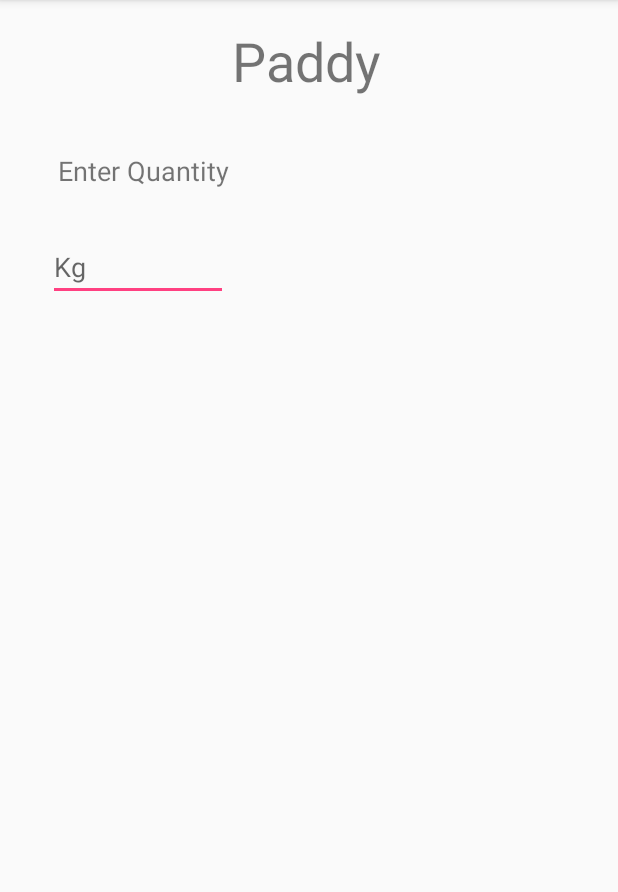
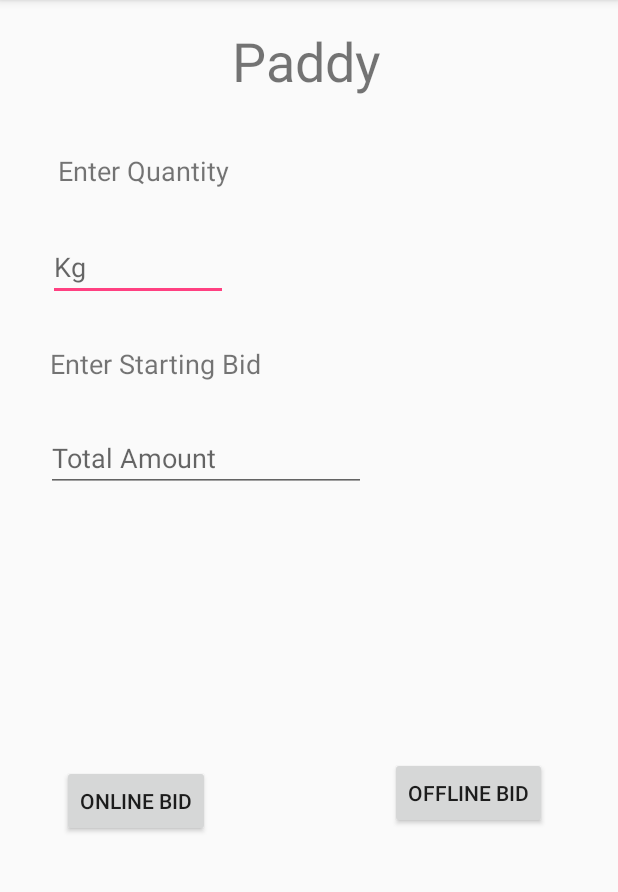
Before and after one commit to akshay-98/Evillage, an Android app: the screen it shows after launch (SellActivity), after a tap on "SELL", on a phone screen of 412 x 824 dp, the part 84-976 px from its top. Run offline under Robolectric (Android 15) with nearby library versions, the phone set to English and light mode, and no system bars.

Commit message:
third activity added

```diff
--- a/app/src/main/AndroidManifest.xml
+++ b/app/src/main/AndroidManifest.xml
@@ -16,7 +16,8 @@
                 <category android:name="android.intent.category.LAUNCHER" />
             </intent-filter>
         </activity>
-        <activity android:name=".SellActivity"></activity>
+        <activity android:name=".SellActivity" />
+        <activity android:name=".onlineBidActivity"></activity>
     </application>
 
 </manifest>
--- a/app/src/main/res/layout/activity_sell.xml
+++ b/app/src/main/res/layout/activity_sell.xml
@@ -46,4 +46,61 @@
         app:layout_constraintEnd_toEndOf="parent"
         app:layout_constraintStart_toStartOf="parent"
         app:layout_constraintTop_toBottomOf="@+id/textView3" />
+
+    <TextView
+        android:id="@+id/textView2"
+        android:layout_width="wrap_content"
+        android:layout_height="wrap_content"
+        android:layout_marginEnd="225dp"
+        android:layout_marginStart="20dp"
+        android:layout_marginTop="29dp"
+        android:gravity="center"
+        android:text="Enter Starting Bid"
+        android:textSize="18sp"
+        app:layout_constraintEnd_toEndOf="parent"
+        app:layout_constraintStart_toStartOf="parent"
+        app:layout_constraintTop_toBottomOf="@+id/editText" />
+
+    <EditText
+        android:id="@+id/editText3"
+        android:layout_width="wrap_content"
+        android:layout_height="wrap_content"
+        android:layout_marginEnd="153dp"
+        android:layout_marginStart="16dp"
+        android:layout_marginTop="28dp"
+        android:ems="10"
+        android:hint="Total Amount"
+        android:inputType="number"
+        app:layout_constraintEnd_toEndOf="parent"
+        app:layout_constraintStart_toStartOf="parent"
+        app:layout_constraintTop_toBottomOf="@+id/textView2" />
+
+    <Button
+        android:id="@+id/button4"
+        android:layout_width="wrap_content"
+        android:layout_height="wrap_content"
+        android:layout_marginBottom="92dp"
+        android:layout_marginStart="29dp"
+        android:layout_marginTop="64dp"
+        android:onClick="onlineBid"
+        android:text="Online Bid"
+        app:layout_constraintBottom_toBottomOf="parent"
+        app:layout_constraintEnd_toStartOf="@+id/button5"
+        app:layout_constraintStart_toStartOf="parent"
+        app:layout_constraintTop_toBottomOf="@+id/editText3" />
+
+    <Button
+        android:id="@+id/button5"
+        android:layout_width="wrap_content"
+        android:layout_height="wrap_content"
+        android:layout_marginBottom="91dp"
+        android:layout_marginEnd="35dp"
+        android:layout_marginStart="107dp"
+        android:layout_marginTop="315dp"
+        android:text="Offline Bid"
+        app:layout_constraintBottom_toBottomOf="parent"
+        app:layout_constraintEnd_toEndOf="parent"
+        app:layout_constraintStart_toEndOf="@+id/button4"
+        app:layout_constraintTop_toBottomOf="@+id/cropName" />
+
 </android.support.constraint.ConstraintLayout>
```
Also changed, not shown: app/src/main/java/com/example/evillageapp/SellActivity.java (+8 -0 lines), app/src/main/java/com/example/evillageapp/onlineBidActivity.java (added, +13 -0 lines), app/src/main/res/layout/activity_online_bid.xml (added, +101 -0 lines).
